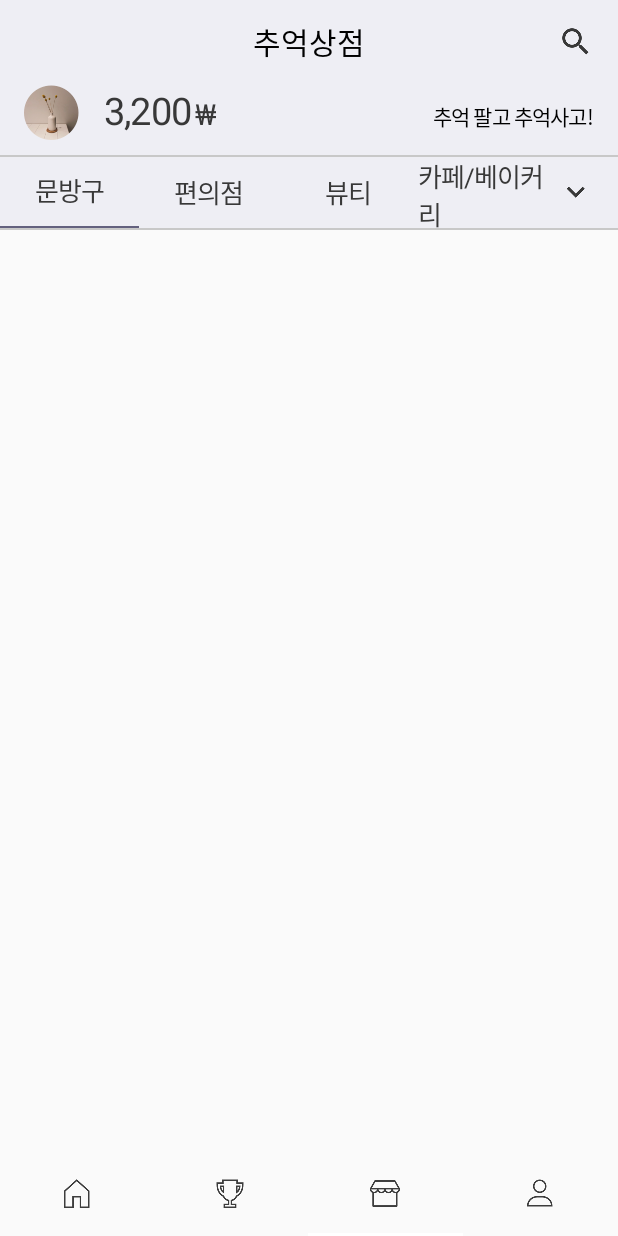
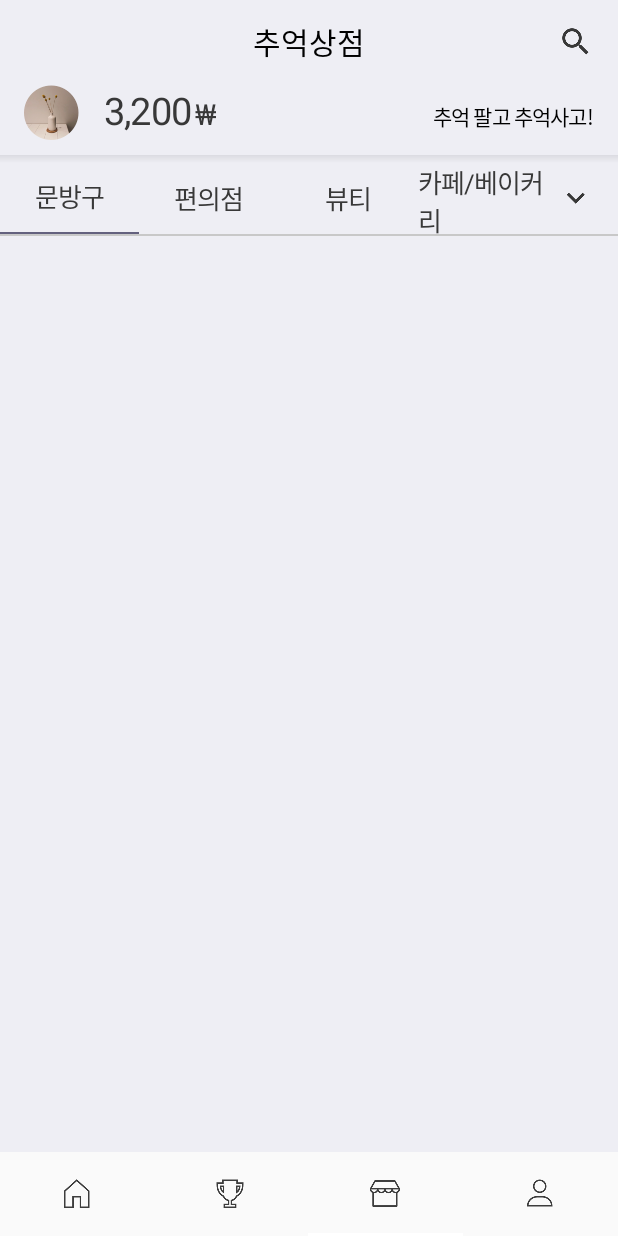
Before and after one commit to sopkathon5/Android, an Android app: the screen it shows after launch (MainActivity), item 3 of the bottom bar chosen, on a phone screen of 412 x 824 dp. Run offline under Robolectric (Android 15) with nearby library versions, the phone set to English and light mode, and no system bars; libraries missing offline, so code that uses them is left out: org.jetbrains.anko; 7 statements that could not run were skipped.

Commit message:
add toolbar shadow

```diff
--- a/app/src/main/java/com/icoo/sopkaton_5/ui/main/store/StoreFragment.kt
+++ b/app/src/main/java/com/icoo/sopkaton_5/ui/main/store/StoreFragment.kt
@@ -1,7 +1,9 @@
 package com.icoo.sopkaton_5.ui.main.store
 
+import android.graphics.drawable.ColorDrawable
 import android.os.Bundle
 import android.support.v4.app.Fragment
+import android.support.v7.app.AppCompatActivity
 import android.support.v7.widget.LinearLayoutManager
 import android.view.LayoutInflater
 import android.view.View
@@ -26,6 +28,7 @@ class StoreFragment : Fragment() {
         setMyRecyclerView()
     }
 
+
     companion object {
         private val TAG = "StoreFragment"
 
--- /dev/null
+++ b/app/src/main/res/drawable/toolbar_dropshadow.xml
@@ -0,0 +1,9 @@
+<?xml version="1.0" encoding="utf-8"?>
+<shape xmlns:android="http://schemas.android.com/apk/res/android"
+       android:shape="rectangle">
+
+    <gradient android:startColor="@android:color/transparent"
+              android:endColor="#14000000"
+              android:angle="90"/>
+
+</shape>
--- a/app/src/main/res/layout/fragment_store.xml
+++ b/app/src/main/res/layout/fragment_store.xml
@@ -1,15 +1,19 @@
 <?xml version="1.0" encoding="utf-8"?>
 <LinearLayout
-        xmlns:android="http://schemas.android.com/apk/res/android"
+        xmlns:android="http://schemas.android.com/apk/res/android" xmlns:app="http://schemas.android.com/apk/res-auto"
         android:orientation="vertical"
         android:layout_width="match_parent"
+        android:background="@color/store_back"
         android:layout_height="match_parent">
 
     <RelativeLayout
             android:layout_width="match_parent"
-            android:layout_height="wrap_content">
+            android:layout_height="56dp">
+
+        <FrameLayout android:layout_width="match_parent"
+                     android:layout_height="match_parent">
+
             <TextView
-                android:background="@color/store_back"
                     android:gravity="center"
                     android:text="추억상점"
                     android:textSize="20sp"
@@ -17,6 +21,9 @@
                     android:lineSpacingExtra="8sp"
                     android:layout_width="match_parent"
                     android:layout_height="56dp"/>
+
+        </FrameLayout>
+
         <ImageView
                 android:layout_marginRight="16dp"
                 android:layout_centerVertical="true"
@@ -29,7 +36,6 @@
 
     <LinearLayout
             android:orientation="horizontal"
-            android:background="@color/store_back"
             android:layout_width="match_parent"
             android:layout_height="47dp">
         <ImageView
@@ -69,10 +75,11 @@
         </RelativeLayout>
     </LinearLayout>
 
-    <ImageView
-            android:background="#c8c8c8"
-            android:layout_width="match_parent"
-            android:layout_height="1dp"/>
+    <View android:layout_width="match_parent"
+          android:layout_height="5dp"
+          android:background="@drawable/toolbar_dropshadow"/>
+
+
 
     <LinearLayout
             android:gravity="center"
--- a/app/src/main/res/layout/rv_store_item.xml
+++ b/app/src/main/res/layout/rv_store_item.xml
@@ -1,5 +1,7 @@
 <?xml version="1.0" encoding="utf-8"?>
 <RelativeLayout
+        android:layout_marginBottom="3dp"
+        android:background="@color/white"
         xmlns:android="http://schemas.android.com/apk/res/android"
         android:layout_width="match_parent"
         android:layout_height="95dp">
--- a/app/src/main/res/values/colors.xml
+++ b/app/src/main/res/values/colors.xml
@@ -21,4 +21,8 @@
     <color name="homeRewardText">#383838</color>
     <color name="homeRewardLine">#b6b6b6</color>
 
+
+    <color name="color_alizarin">#e74c3c</color>
+
+
 </resources>
```
Lines whose indentation alone changed are shown as unchanged.
